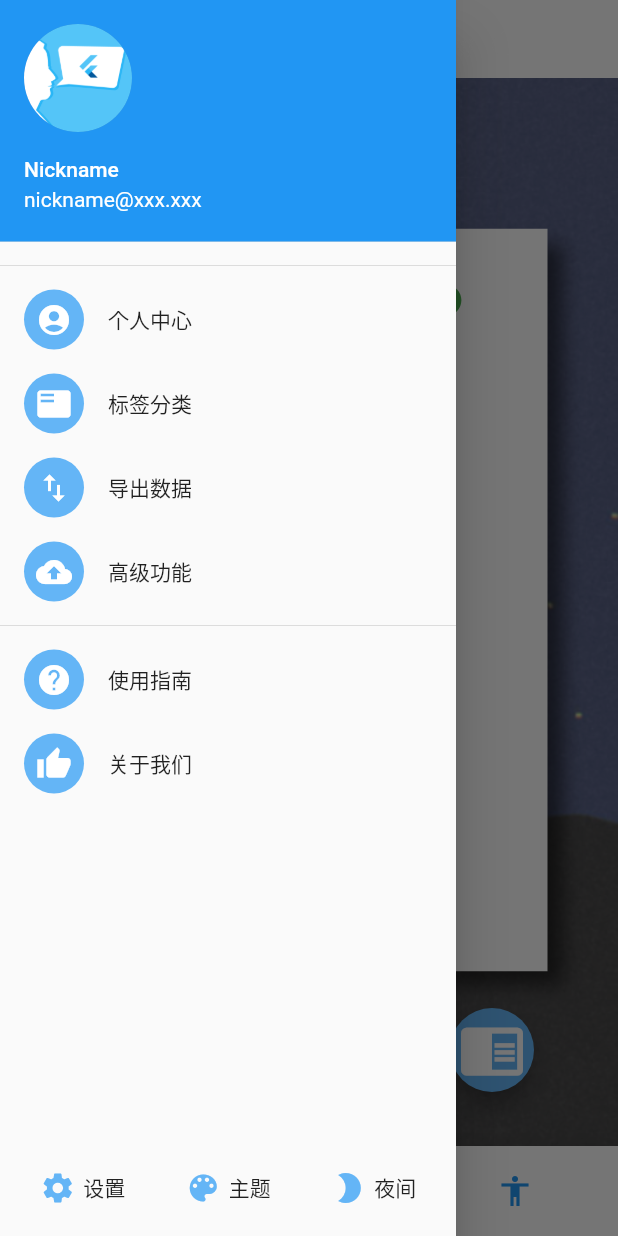
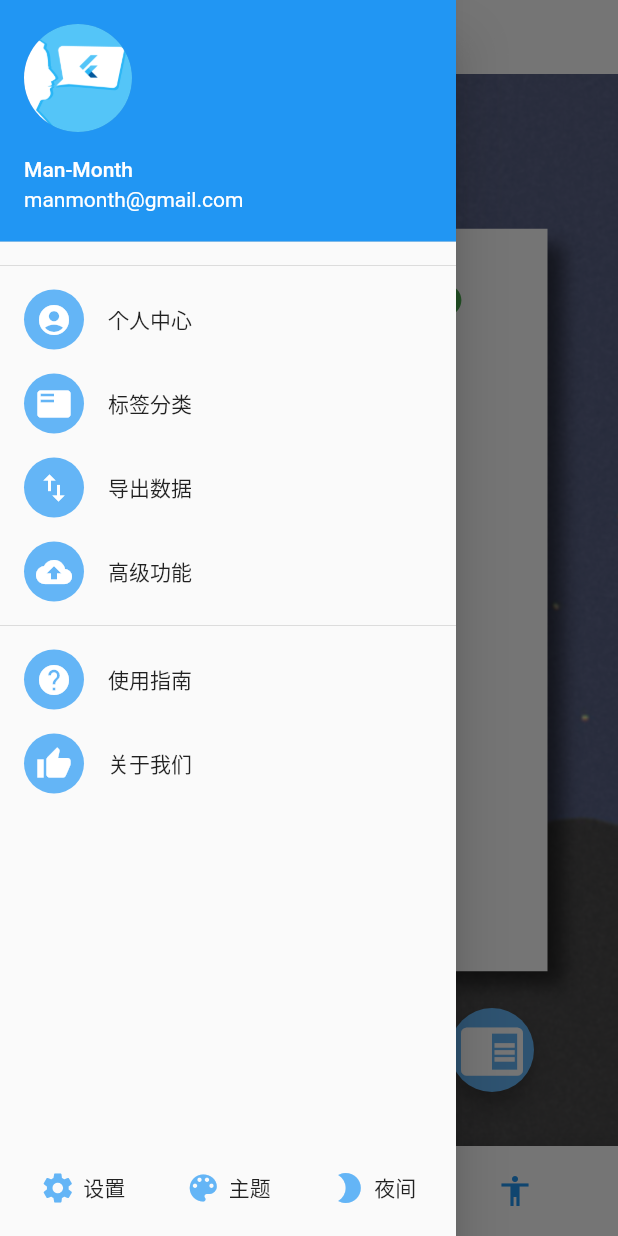
Before and after one commit to scutse-man-month-myth/InkYear, a Flutter app: the MyHomePage screen opened directly, with the side drawer open, on a phone screen of 412 x 824 dp. Run offline on Flutter 3.47's test engine with Material 2 defaults, Android fonts, the phone set to English and light mode, and no system bars; drawn by our look-alikes of fancy_bottom_navigation; our stand-ins replace flutter_calendar_carousel, flutter_swiper, image_picker, sqflite; missing offline and left inert: flutter_seekbar, snaplist; accounts and stored records are empty.

```diff
--- a/frontend_dev/lib/main.dart
+++ b/frontend_dev/lib/main.dart
@@ -36,7 +36,9 @@ class MyApp extends StatelessWidget {
         primaryTextTheme: StringStyle.primaryTextStyle,*/
       ),
       // 入口界面控件
+      // title: '墨年InkYear',
       home: EnterPage(),
+
     );
   }
 }
@@ -78,8 +80,8 @@ class _MyHomePageState extends State<MyHomePage> {
   // 用户参数
   // TODO: 数据库重写
   String _avatar = SourceImages.avatar; // 头像
-  String _nickname = 'Nickname'; // 昵称
-  String _email = 'nickname@xxx.xxx'; // 邮箱
+  String _nickname = 'Man-Month'; // 昵称
+  String _email = 'manmonth@gmail.com'; // 邮箱
   String _password = 'password'; // 密码
   TextStyle _nicknameTextStyle = TextStyle(fontSize: 25);
 
--- a/frontend_dev/lib/pages/card_packet_page.dart
+++ b/frontend_dev/lib/pages/card_packet_page.dart
@@ -60,7 +60,7 @@ class _CardPacketPageState extends State<CardPacketPage>{
                                   child: ExtendCardModel1(),
                                   onPressed: () async {
                                     // await addExtendCard1();
-                                    Navigator.pop(context,_modelTag1);
+                                    Navigator.pop(context);
                                   },
                                 ),
                               ),
--- a/frontend_dev/lib/pages/enter_page.dart
+++ b/frontend_dev/lib/pages/enter_page.dart
@@ -41,8 +41,8 @@ class EnterPage extends StatelessWidget {
                   await createCardTable();
                   //try {
                     await addState();
-                    await addBasicCard();
                     await queryState();
+                    // await addBasicCard();
                   //}
                   //catch (e) {
                     print('already initiated');
--- a/frontend_dev/lib/pages/state_page.dart
+++ b/frontend_dev/lib/pages/state_page.dart
@@ -14,7 +14,7 @@ class DailyRecord extends StatefulWidget{
     this.currentTravel,
     this.currentSocialize,
     this.currentOthers,
-    this.nickname='NickName',
+    this.nickname='Man-Month',
     this.state='SOSO',
     this.image,
     this.mood,
```
Also changed, not shown: frontend_dev/lib/backup.dart (+15 -0 lines), frontend_dev/imgs/background.png, frontend_dev/imgs/bad.png, frontend_dev/imgs/good.png, frontend_dev/imgs/soso.png, 3 other files.
